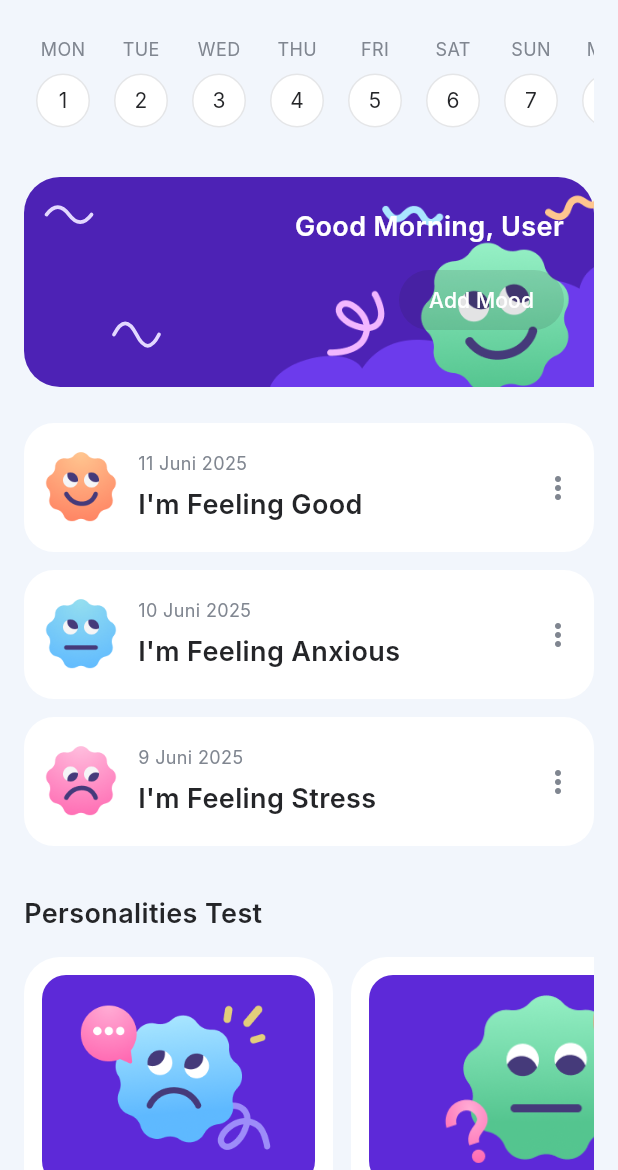
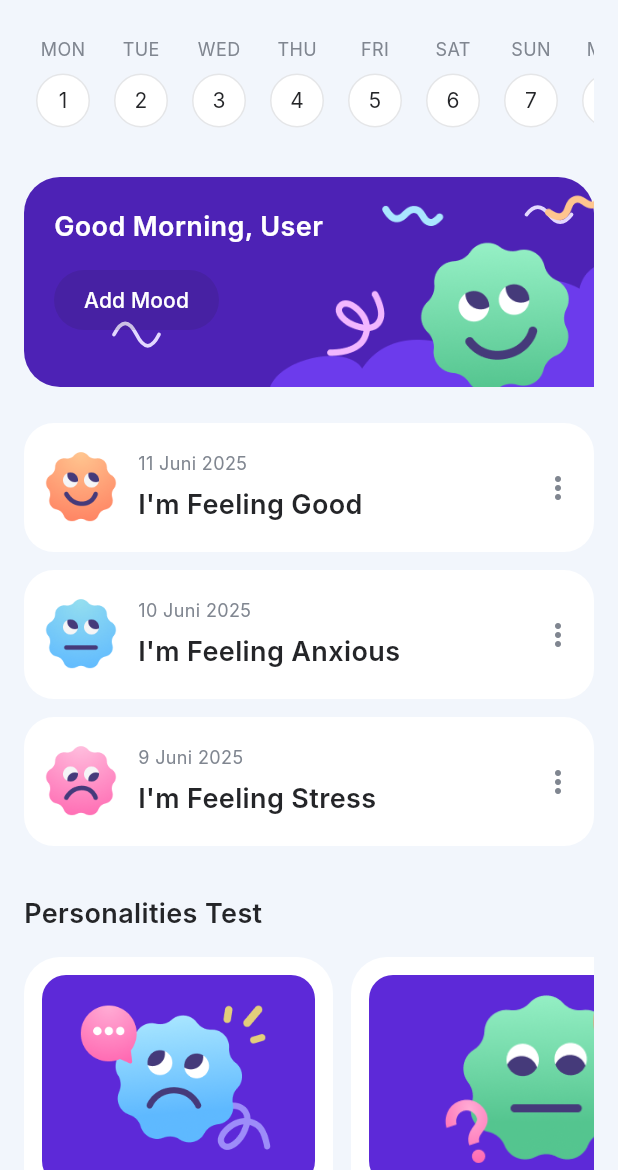
Before and after one commit to syahrul-awaludin/UTS-Mobile-Computing-Tenangin-App, a Flutter app: the HomeView screen opened directly, on a phone screen of 412 x 824 dp, the part 66-1236 px from its top. Run offline on Flutter 3.47's test engine with Material 3 defaults, Android fonts, the phone set to English and light mode, and no system bars; drawn by our look-alikes of overlay_support; our stand-ins replace flutter_local_notifications, flutter_svg, shared_preferences, socket_io_client, youtube_player_iframe; accounts and stored records are empty; Roboto replaces fonts that are missing (Inter).

Commit message:
style: Move greeting text and button to the left, and squiggles to the right

```diff
--- a/lib/widgets/home/greeting_banner.dart
+++ b/lib/widgets/home/greeting_banner.dart
@@ -33,7 +33,7 @@ class GreetingBanner extends StatelessWidget {
           // Decorative squiggles
           Positioned(
             top: 15,
-            left: 15,
+            right: 15,
             child: SizedBox(
               width: 30,
               height: 20,
@@ -66,16 +66,16 @@ class GreetingBanner extends StatelessWidget {
           // Content
           // Content
           Padding(
-            padding: const EdgeInsets.only(left: 0.0, top: 20.0, bottom: 20.0, right: 20.0),
+            padding: const EdgeInsets.only(left: 20.0, top: 20.0, bottom: 20.0, right: 120.0),
             child: SizedBox(
               width: double.infinity,
               child: Column(
-                crossAxisAlignment: CrossAxisAlignment.end,
+                crossAxisAlignment: CrossAxisAlignment.start,
                 mainAxisAlignment: MainAxisAlignment.center,
                 children: [
                   Text(
                     '${_getGreeting()}, $userName',
-                    textAlign: TextAlign.right,
+                    textAlign: TextAlign.left,
                     style: const TextStyle(
                       color: Colors.white,
                       fontSize: 18,
```
